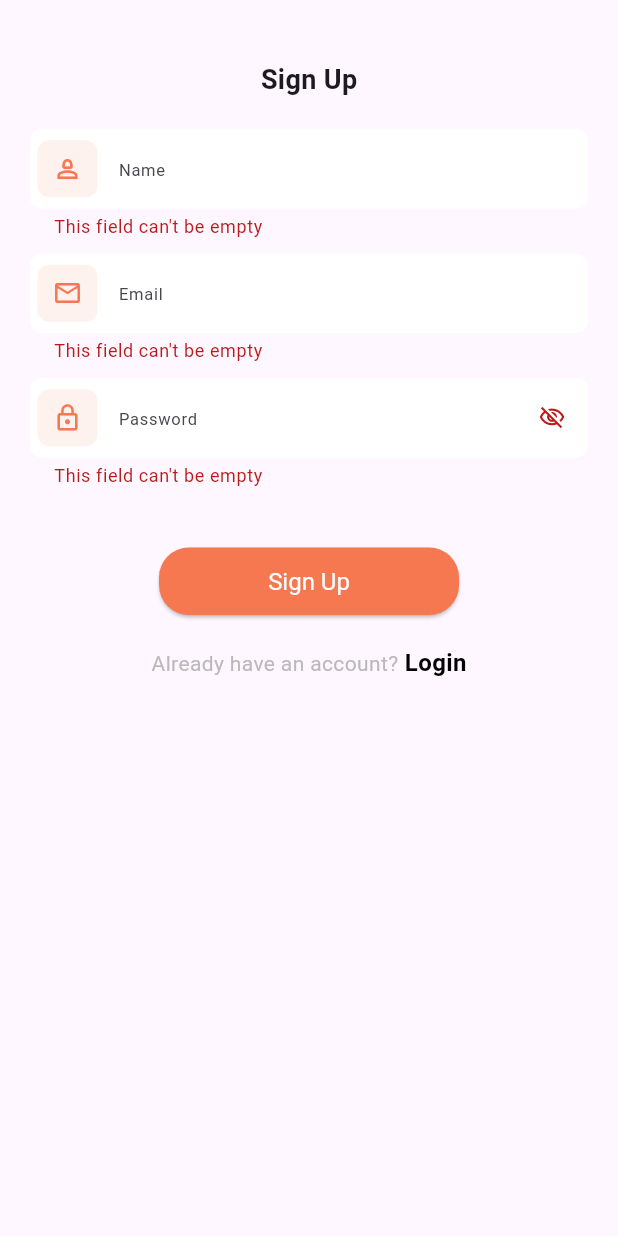
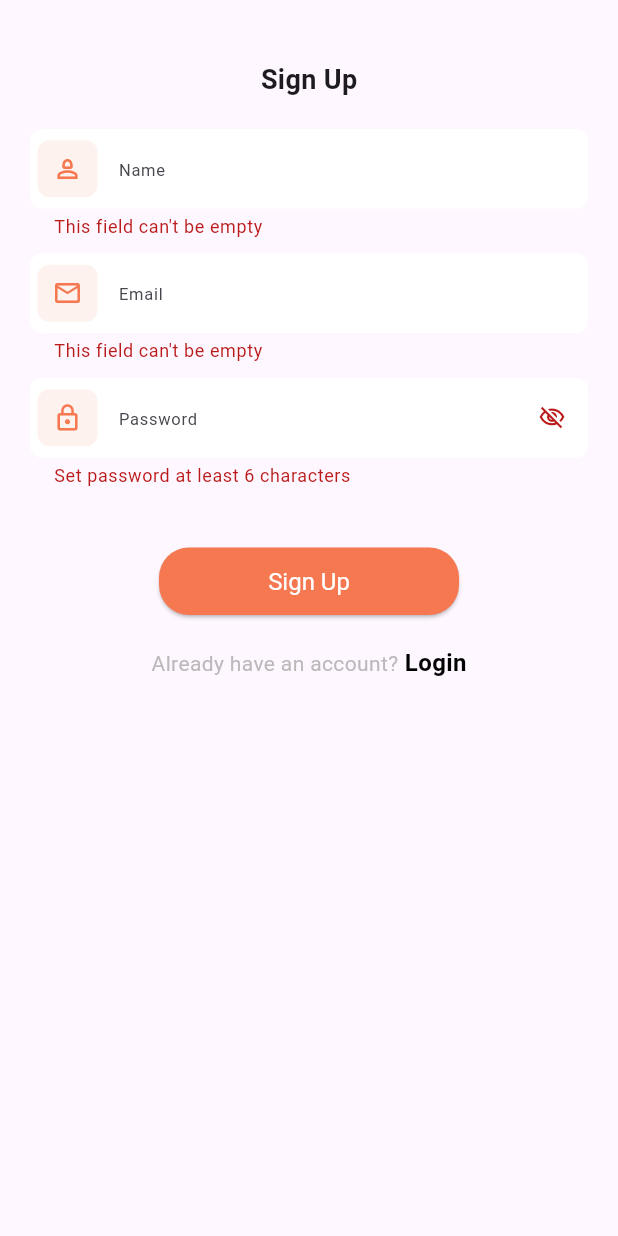
Before and after one commit to parve3j/Personal-Finance-Management-App-Using-Flutter-and-Firebase-Bakcend, a Flutter app: the Registration screen opened by its route, on a phone screen of 412 x 824 dp. Run offline on Flutter 3.47's test engine with Material 3 defaults, Android fonts, the phone set to English and light mode, and no system bars; our stand-ins replace cloud_firestore, firebase_auth, firebase_core, fl_chart, get, get_storage; accounts and stored records are empty.

Commit message:
fully complete

```diff
--- a/lib/views/auth/registration.dart
+++ b/lib/views/auth/registration.dart
@@ -55,7 +55,7 @@ class Registration extends StatelessWidget {
                       return 'This field can\'t be empty';
                     }
                     if (!val.contains(RegExp(r'\@'))) {
-                      return 'enter a valid email address';
+                      return 'Enter a valid email address';
                     }
                   }, prefixIcon: Icons.email_outlined),
                   Obx(() => customFormField(
@@ -65,7 +65,7 @@ class Registration extends StatelessWidget {
                         'Password',
                         (val) {
                           if (val!.isEmpty) {
-                            return 'This field can\'t be empty';
+                            return 'Set password at least 6 characters';
                           }
                           return null;
                         },
```
